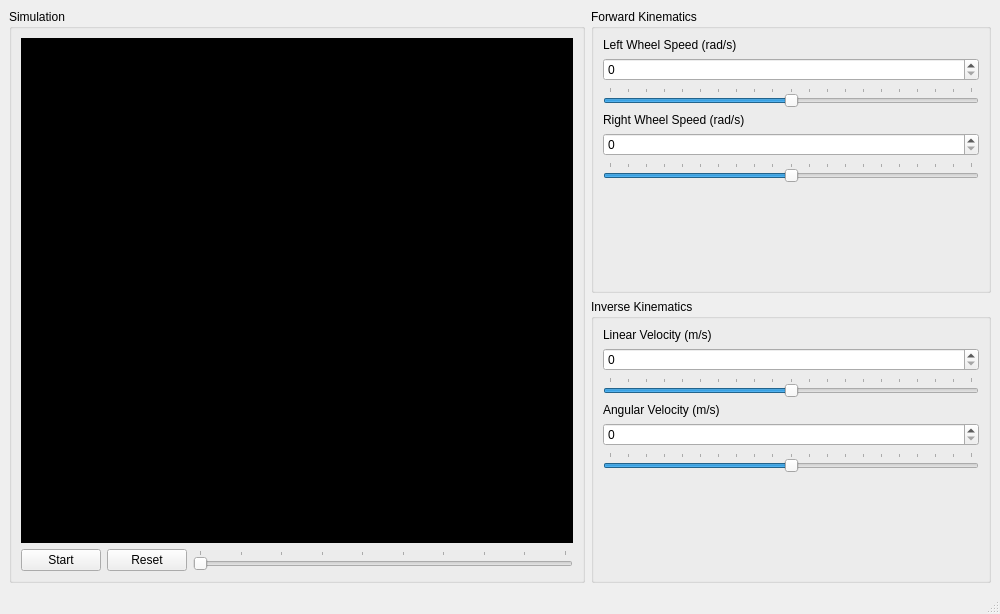
First picture: the form in hw2/mainwindow.ui, repository ashgti/elect6350, before the edit.
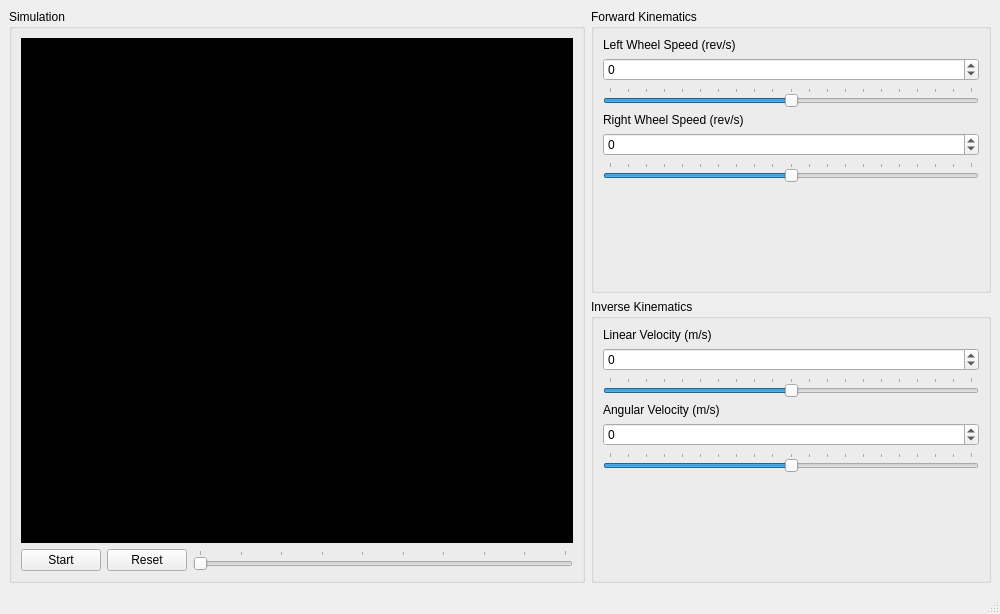
Second picture: the form after the edit. Custom widgets are drawn as their Qt base class.

Commit message: More changes to the gui and a skeleton for the actual homework.

```diff
--- a/hw2/mainwindow.ui
+++ b/hw2/mainwindow.ui
@@ -98,12 +98,19 @@
        <item>
         <widget class="QLabel" name="label">
          <property name="text">
-          <string>Left Wheel Speed (rad/s)</string>
+          <string>Left Wheel Speed (rev/s)</string>
          </property>
         </widget>
        </item>
        <item>
-        <widget class="QSpinBox" name="left_wheel_spinbox"/>
+        <widget class="QSpinBox" name="left_wheel_spinbox">
+         <property name="minimum">
+          <number>-10</number>
+         </property>
+         <property name="maximum">
+          <number>10</number>
+         </property>
+        </widget>
        </item>
        <item>
         <widget class="QSlider" name="left_wheel_slider">
@@ -127,12 +134,19 @@
        <item>
         <widget class="QLabel" name="label_2">
          <property name="text">
-          <string>Right Wheel Speed (rad/s)</string>
+          <string>Right Wheel Speed (rev/s)</string>
          </property>
         </widget>
        </item>
        <item>
-        <widget class="QSpinBox" name="right_wheel_spinbox"/>
+        <widget class="QSpinBox" name="right_wheel_spinbox">
+         <property name="minimum">
+          <number>-10</number>
+         </property>
+         <property name="maximum">
+          <number>10</number>
+         </property>
+        </widget>
        </item>
        <item>
         <widget class="QSlider" name="right_wheel_slider">
@@ -201,7 +215,14 @@
         </widget>
        </item>
        <item>
-        <widget class="QSpinBox" name="linear_velocity_spinbox"/>
+        <widget class="QSpinBox" name="linear_velocity_spinbox">
+         <property name="minimum">
+          <number>-10</number>
+         </property>
+         <property name="maximum">
+          <number>10</number>
+         </property>
+        </widget>
        </item>
        <item>
         <widget class="QSlider" name="linear_velocity_slider">
@@ -230,7 +251,14 @@
         </widget>
        </item>
        <item>
-        <widget class="QSpinBox" name="angular_velocity_spinbox"/>
+        <widget class="QSpinBox" name="angular_velocity_spinbox">
+         <property name="minimum">
+          <number>-10</number>
+         </property>
+         <property name="maximum">
+          <number>10</number>
+         </property>
+        </widget>
        </item>
        <item>
         <widget class="QSlider" name="angular_velocity_slider">
```
The commit also changes 3 other files.
